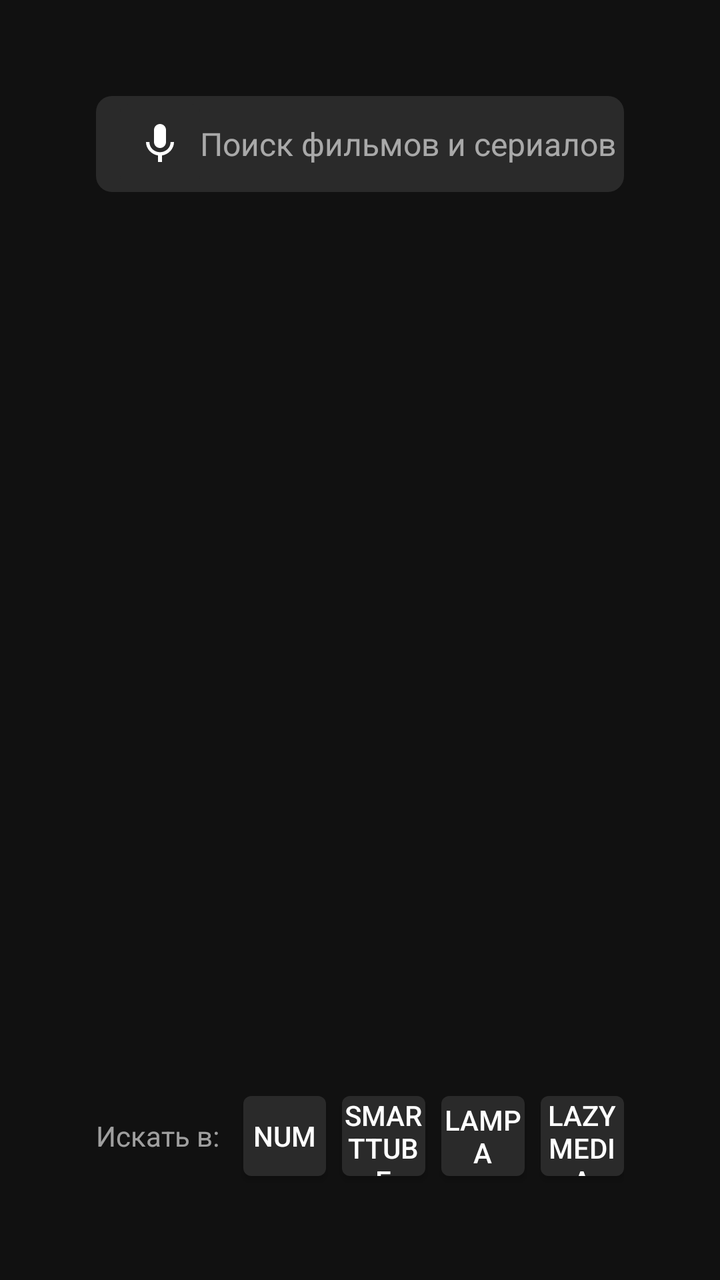
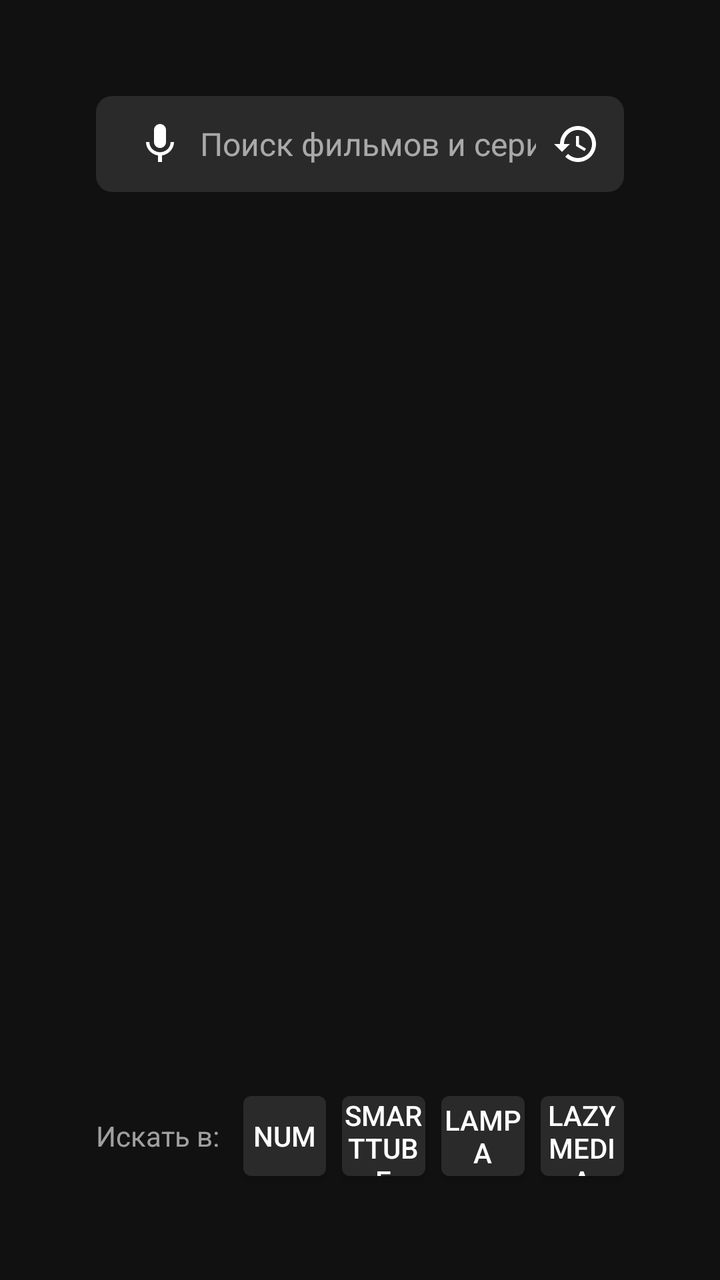

The first picture is an Android layout as it rendered before a commit; the second is the same layout after the commit. The layout source and the unified diff follow.
<!-- AndroidManifest.xml: application theme Theme.VoiceSearch -->
<!-- res/layout/activity_search.xml -->
<?xml version="1.0" encoding="utf-8"?>
<androidx.constraintlayout.widget.ConstraintLayout xmlns:android="http://schemas.android.com/apk/res/android"
    xmlns:app="http://schemas.android.com/apk/res-auto"
    android:layout_width="match_parent"
    android:layout_height="match_parent"
    android:clipChildren="false"
    android:background="@color/bg_primary"
    android:paddingStart="48dp"
    android:paddingEnd="48dp"
    android:paddingTop="48dp"
    android:paddingBottom="48dp">

    
    <LinearLayout
        android:id="@+id/searchBarContainer"
        android:layout_width="0dp"
        android:layout_height="48dp"
        android:orientation="horizontal"
        android:gravity="center_vertical"
        android:background="@drawable/bg_search_bar"
        android:paddingStart="12dp"
        android:paddingEnd="4dp"
        android:focusable="false"
        android:descendantFocusability="afterDescendants"
        app:layout_constraintTop_toTopOf="parent"
        app:layout_constraintStart_toStartOf="parent"
        app:layout_constraintEnd_toEndOf="parent">

        <ImageButton
            android:id="@+id/voiceButton"
            android:layout_width="40dp"
            android:layout_height="40dp"
            android:src="@drawable/ic_mic"
            android:background="@drawable/bg_voice_button_selector"
            android:contentDescription="@string/voice_search_button"
            android:scaleType="centerInside"
            android:padding="8dp"
            android:nextFocusRight="@id/searchInput">

            <requestFocus />

        </ImageButton>

        <EditText
            android:id="@+id/searchInput"
            android:layout_width="0dp"
            android:layout_height="match_parent"
            android:layout_weight="1"
            android:background="@android:color/transparent"
            android:hint="@string/search_hint"
            android:textColorHint="@color/text_secondary"
            android:textColor="@color/text_primary"
            android:textSize="16sp"
            android:singleLine="true"
            android:imeOptions="actionSearch"
            android:inputType="text"
            android:nextFocusLeft="@id/voiceButton" />

    </LinearLayout>

    
    <TextView
        android:id="@+id/providerLabel"
        android:layout_width="wrap_content"
        android:layout_height="wrap_content"
        android:text=""
        android:textColor="@color/text_secondary"
        android:textSize="14sp"
        android:layout_marginTop="16dp"
        android:visibility="gone"
        app:layout_constraintTop_toBottomOf="@id/searchBarContainer"
        app:layout_constraintStart_toStartOf="parent" />

    <androidx.recyclerview.widget.RecyclerView
        android:id="@+id/resultsRecyclerView"
        android:layout_width="0dp"
        android:layout_height="0dp"
        android:layout_marginTop="8dp"
        android:clipToPadding="false"
        android:descendantFocusability="afterDescendants"
        app:layout_constraintTop_toBottomOf="@id/providerLabel"
        app:layout_constraintBottom_toTopOf="@id/appButtonsContainer"
        app:layout_constraintStart_toStartOf="parent"
        app:layout_constraintEnd_toEndOf="parent" />

    <TextView
        android:id="@+id/emptyStateText"
        android:layout_width="wrap_content"
        android:layout_height="wrap_content"
        android:text="@string/no_results"
        android:textColor="@color/text_secondary"
        android:textSize="18sp"
        android:visibility="gone"
        app:layout_constraintTop_toTopOf="@id/resultsRecyclerView"
        app:layout_constraintBottom_toBottomOf="@id/resultsRecyclerView"
        app:layout_constraintStart_toStartOf="parent"
        app:layout_constraintEnd_toEndOf="parent" />

    <ProgressBar
        android:id="@+id/searchProgressBar"
        android:layout_width="wrap_content"
        android:layout_height="wrap_content"
        android:visibility="gone"
        android:indeterminateTint="@color/accent_yellow"
        android:contentDescription="@string/loading_search"
        app:layout_constraintTop_toTopOf="@id/resultsRecyclerView"
        app:layout_constraintBottom_toBottomOf="@id/resultsRecyclerView"
        app:layout_constraintStart_toStartOf="parent"
        app:layout_constraintEnd_toEndOf="parent" />

    
    <LinearLayout
        android:id="@+id/appButtonsContainer"
        android:layout_width="0dp"
        android:layout_height="48dp"
        android:orientation="horizontal"
        android:gravity="center_vertical"
        android:layout_marginTop="12dp"
        app:layout_constraintBottom_toBottomOf="parent"
        app:layout_constraintStart_toStartOf="parent"
        app:layout_constraintEnd_toEndOf="parent">

        <TextView
            android:id="@+id/searchInLabel"
            android:layout_width="wrap_content"
            android:layout_height="wrap_content"
            android:text="@string/search_in_label"
            android:textColor="@color/text_secondary"
            android:textSize="14sp"
            android:layout_marginEnd="12dp"
            android:focusable="false" />

        <androidx.appcompat.widget.AppCompatButton
            android:id="@+id/btnNum"
            android:layout_width="0dp"
            android:layout_height="40dp"
            android:layout_weight="1"
            android:layout_marginEnd="8dp"
            android:text="NUM"
            android:textColor="@color/text_primary"
            android:textSize="14sp"
            android:background="@drawable/bg_app_button_selector"
            android:nextFocusRight="@id/btnSmartTube" />

        <androidx.appcompat.widget.AppCompatButton
            android:id="@+id/btnSmartTube"
            android:layout_width="0dp"
            android:layout_height="40dp"
            android:layout_weight="1"
            android:layout_marginEnd="8dp"
            android:text="SmartTube"
            android:textColor="@color/text_primary"
            android:textSize="14sp"
            android:background="@drawable/bg_app_button_selector"
            android:nextFocusLeft="@id/btnNum"
            android:nextFocusRight="@id/btnLampa" />

        <androidx.appcompat.widget.AppCompatButton
            android:id="@+id/btnLampa"
            android:layout_width="0dp"
            android:layout_height="40dp"
            android:layout_weight="1"
            android:layout_marginEnd="8dp"
            android:text="Lampa"
            android:textColor="@color/text_primary"
            android:textSize="14sp"
            android:background="@drawable/bg_app_button_selector"
            android:nextFocusLeft="@id/btnSmartTube"
            android:nextFocusRight="@id/btnLazyMedia" />

        <androidx.appcompat.widget.AppCompatButton
            android:id="@+id/btnLazyMedia"
            android:layout_width="0dp"
            android:layout_height="40dp"
            android:layout_weight="1"
            android:text="LazyMedia"
            android:textColor="@color/text_primary"
            android:textSize="14sp"
            android:background="@drawable/bg_app_button_selector"
            android:nextFocusLeft="@id/btnLampa" />

    </LinearLayout>

</androidx.constraintlayout.widget.ConstraintLayout>
<!-- resources referenced by this layout -->
<resources>
  <color name="accent_yellow">#FFFFC107</color>
  <color name="bg_primary">#FF111111</color>
  <color name="text_primary">#FFFFFFFF</color>
  <color name="text_secondary">#99FFFFFF</color>
  <!-- drawable bg_app_button_selector (drawable) -->
  <?xml version="1.0" encoding="utf-8"?>
  <selector xmlns:android="http://schemas.android.com/apk/res/android">
      <item android:state_enabled="false">
          <shape android:shape="rectangle">
              <solid android:color="@color/button_app_disabled" />
              <corners android:radius="4dp" />
          </shape>
      </item>
      <item android:state_focused="true">
          <shape android:shape="rectangle">
              <solid android:color="@color/button_app_focused" />
              <corners android:radius="4dp" />
              <stroke android:width="2dp" android:color="@color/focus_ring" />
          </shape>
      </item>
      <item>
          <shape android:shape="rectangle">
              <solid android:color="@color/button_app_default" />
              <corners android:radius="4dp" />
          </shape>
      </item>
  </selector>
  <!-- drawable bg_search_bar (drawable) -->
  <?xml version="1.0" encoding="utf-8"?>
  <shape xmlns:android="http://schemas.android.com/apk/res/android"
      android:shape="rectangle">
      <solid android:color="@color/search_bar_bg" />
      <corners android:radius="8dp" />
  </shape>
  <!-- drawable ic_mic (drawable) -->
  <?xml version="1.0" encoding="utf-8"?>
  <vector xmlns:android="http://schemas.android.com/apk/res/android"
      android:width="24dp"
      android:height="24dp"
      android:viewportWidth="24"
      android:viewportHeight="24"
      android:tint="@color/text_primary">
      <path
          android:fillColor="@android:color/white"
          android:pathData="M12,14c1.66,0 3,-1.34 3,-3V5c0,-1.66 -1.34,-3 -3,-3S9,3.34 9,5v6C9,12.66 10.34,14 12,14zM17.3,11c0,3 -2.54,5.1 -5.3,5.1S6.7,14 6.7,11H5c0,3.41 2.72,6.23 6,6.72V21h2v-3.28c3.28,-0.49 6,-3.31 6,-6.72H17.3z" />
  </vector>
  <string name="loading_search">Поиск…</string>
  <string name="no_results">Ничего не найдено</string>
  <string name="search_hint">Поиск фильмов и сериалов…</string>
  <string name="search_in_label">Искать в:</string>
  <string name="voice_search_button">Голосовой поиск</string>
  <style name="Theme.VoiceSearch" parent="Theme.AppCompat.NoActionBar">
          <item name="android:windowBackground">@android:color/black</item>
          <item name="android:colorBackground">@android:color/black</item>
          <item name="android:statusBarColor">@android:color/transparent</item>
          <item name="android:navigationBarColor">@android:color/transparent</item>
          <item name="colorPrimary">@android:color/black</item>
          <item name="colorPrimaryDark">@android:color/black</item>
          <item name="colorAccent">@android:color/white</item>
          <item name="android:windowNoTitle">true</item>
          <item name="android:windowFullscreen">true</item>
      </style>
  <color name="button_app_disabled">#FF1A1A1A</color>
  <color name="button_app_focused">#FF444444</color>
  <color name="focus_ring">#FFCC8800</color>
  <color name="button_app_default">#FF2A2A2A</color>
  <color name="search_bar_bg">#FF2A2A2A</color>
  <color name="voice_listening">#FFFFC107</color>
  <!-- unchanged entries left out for length: 1 -->
</resources>

<!-- the commit's change to res/layout/activity_search.xml (unified diff, before → after) -->
@@ -54,7 +54,20 @@
             android:singleLine="true"
             android:imeOptions="actionSearch"
             android:inputType="text"
-            android:nextFocusLeft="@id/voiceButton" />
+            android:nextFocusLeft="@id/voiceButton"
+            android:nextFocusRight="@id/historyButton" />
+
+        <ImageButton
+            android:id="@+id/historyButton"
+            android:layout_width="40dp"
+            android:layout_height="40dp"
+            android:src="@drawable/ic_history"
+            android:background="@drawable/bg_voice_button_selector"
+            android:contentDescription="@string/history_button"
+            android:scaleType="centerInside"
+            android:padding="8dp"
+            android:nextFocusLeft="@id/searchInput"
+            android:nextFocusRight="@id/historyButton" />
 
     </LinearLayout>
 
<!-- resource entries referenced after the edit -->
@@ -34,6 +34,18 @@
       <solid android:color="@color/search_bar_bg" />
       <corners android:radius="8dp" />
   </shape>
+  <!-- drawable ic_history (drawable) -->
+  <?xml version="1.0" encoding="utf-8"?>
+  <vector xmlns:android="http://schemas.android.com/apk/res/android"
+      android:width="24dp"
+      android:height="24dp"
+      android:viewportWidth="24"
+      android:viewportHeight="24"
+      android:tint="@color/text_primary">
+      <path
+          android:fillColor="@android:color/white"
+          android:pathData="M13,3c-4.97,0 -9,4.03 -9,9L1,12l3.89,3.89 0.07,0.14L9,12L6,12c0,-3.87 3.13,-7 7,-7s7,3.13 7,7 -3.13,7 -7,7c-1.93,0 -3.68,-0.79 -4.94,-2.06l-1.42,1.42C8.27,19.99 10.51,21 13,21c4.97,0 9,-4.03 9,-9s-4.03,-9 -9,-9zM12,8v5l4.28,2.54 0.72,-1.21 -3.5,-2.08L13.5,8L12,8z" />
+  </vector>
   <!-- drawable ic_mic (drawable) -->
   <?xml version="1.0" encoding="utf-8"?>
   <vector xmlns:android="http://schemas.android.com/apk/res/android"
@@ -46,6 +58,7 @@
           android:fillColor="@android:color/white"
           android:pathData="M12,14c1.66,0 3,-1.34 3,-3V5c0,-1.66 -1.34,-3 -3,-3S9,3.34 9,5v6C9,12.66 10.34,14 12,14zM17.3,11c0,3 -2.54,5.1 -5.3,5.1S6.7,14 6.7,11H5c0,3.41 2.72,6.23 6,6.72V21h2v-3.28c3.28,-0.49 6,-3.31 6,-6.72H17.3z" />
   </vector>
+  <string name="history_button">История</string>
   <string name="loading_search">Поиск…</string>
   <string name="no_results">Ничего не найдено</string>
   <string name="search_hint">Поиск фильмов и сериалов…</string>
